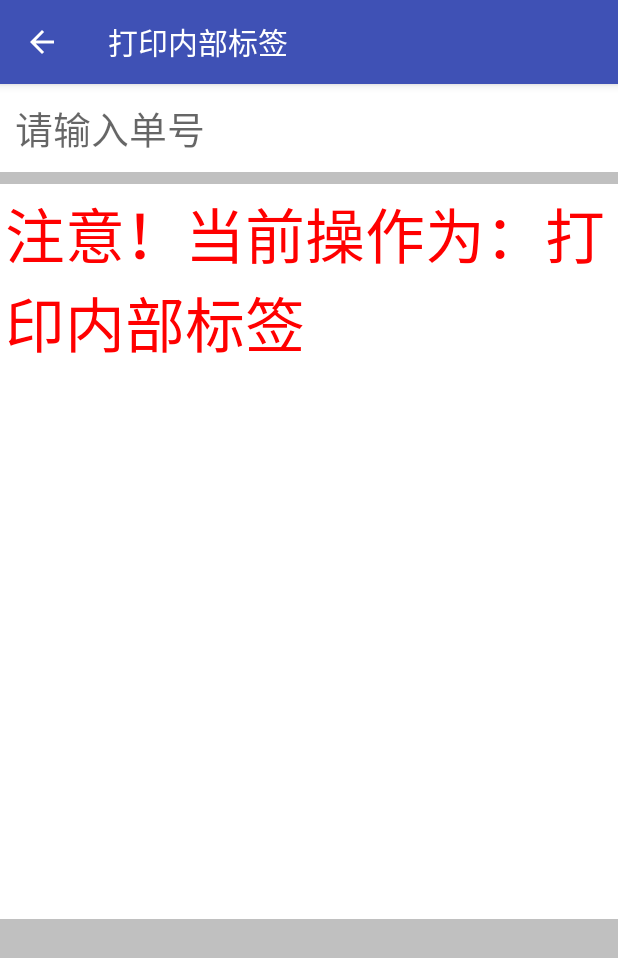
After one commit to JosionZhou/SlanApp, an Android app: the PrintInnerLabelActivity screen opened directly, with no data from a screen before it, on a phone screen of 412 x 824 dp. The commit adds this screen. Shown: the top 958 px of the screen. Run offline under Robolectric (Android 15) with nearby library versions, the phone set to English and light mode, and no system bars; libraries missing offline, so code that uses them is left out: com.afollestad.materialdialogs, rx.android.schedulers, rx.functions, rx.schedulers.

Commit message:
1、添加打印内部标签功能

```diff
--- a/app/src/main/AndroidManifest.xml
+++ b/app/src/main/AndroidManifest.xml
@@ -81,6 +81,9 @@
         <activity
             android:name=".PackagingOptimizationActivity"
             android:label="@string/text_slan_packaging_optimization" />
+        <activity
+            android:name=".PrintInnerLabelActivity"
+            android:label="@string/text_slan_print_inner_label" />
         <provider
             android:name="android.support.v4.content.FileProvider"
             android:authorities="com.sl56.lis.androidapp.fileprovider"
--- /dev/null
+++ b/app/src/main/java/com/sl56/lis/androidapp/PrintInnerLabelActivity.java
@@ -0,0 +1,157 @@
+package com.sl56.lis.androidapp;
+
+import android.app.AlertDialog;
+import android.content.DialogInterface;
+import android.os.Bundle;
+import android.support.v4.content.ContextCompat;
+import android.support.v7.app.AppCompatActivity;
+import android.view.KeyEvent;
+import android.view.MenuItem;
+import android.view.View;
+import android.view.ViewConfiguration;
+import android.widget.EditText;
+import android.widget.TextView;
+
+import com.afollestad.materialdialogs.MaterialDialog;
+
+import org.json.JSONException;
+import org.json.JSONObject;
+
+import java.lang.reflect.Field;
+
+import okhttp3.OkHttpClient;
+import rx.Observable;
+import rx.Subscriber;
+import rx.android.schedulers.AndroidSchedulers;
+import rx.functions.Action1;
+import rx.schedulers.Schedulers;
+
+
+public class PrintInnerLabelActivity extends AppCompatActivity {
+
+    private EditText etRgdNumber;
+    private TextView tvClearanceInfo;
+    private MaterialDialog pDialog;
+    public final OkHttpClient client = new OkHttpClient();
+    @Override
+    protected void onCreate(Bundle savedInstanceState) {
+        super.onCreate(savedInstanceState);
+        setContentView(R.layout.activity_print_inner_label);
+        tvClearanceInfo = (TextView)findViewById(R.id.tv_clearanceinfo);
+        etRgdNumber = (EditText)findViewById(R.id.et_rgdNumber);
+        etRgdNumber.setOnKeyListener(new View.OnKeyListener() {
+            @Override
+            public boolean onKey(View view, int i, KeyEvent keyEvent) {
+                if (keyEvent.getKeyCode() == KeyEvent.KEYCODE_ENTER && keyEvent.getAction() == KeyEvent.ACTION_UP) {
+                    ScanRgd();
+                    return true;
+                }
+                return false;
+            }
+        });
+
+        android.support.v7.app.ActionBar actionBar = getSupportActionBar();
+        // 是否显示应用程序图标，默认为true
+        actionBar.setDisplayHomeAsUpEnabled(true);
+        // 是否显示应用程序标题，默认为true
+        actionBar.setDisplayShowTitleEnabled(true);
+        forceShowOverflowMenu();
+    }
+
+    @Override
+    public boolean onOptionsItemSelected(MenuItem item) {
+        switch (item.getItemId()) {
+            case android.R.id.home:
+                finish();
+                break;
+        }
+        return super.onOptionsItemSelected(item);
+    }
+
+    /**
+     * 收货扫描
+     */
+    private void ScanRgd(){
+        final String number = etRgdNumber.getText().toString();
+        if(number.isEmpty()){
+            showAlertMessage("提示","单号不能为空");
+            return;
+        }
+        pDialog = new MaterialDialog.Builder(this)
+                .content("数据同步中...")
+                .cancelable(false)
+                .progress(true,0)
+                .show();
+        Observable.create(new Observable.OnSubscribe<JSONObject>() {
+                    @Override
+                    public void call(Subscriber<? super JSONObject> subscriber) {
+                        JSONObject params = new JSONObject();
+                        try {
+                            params.put("referenceNumber",number);
+                            params.put("header",Global.getHeader());
+                        } catch (JSONException e) {
+                            e.printStackTrace();
+                        }
+                        subscriber.onNext(HttpHelper.getJSONObjectFromUrl("PrintInnerLabel",params));
+                    }
+                })
+                .subscribeOn(Schedulers.io())
+                .observeOn(AndroidSchedulers.mainThread())
+                .subscribe(new Action1<JSONObject>() {
+                    @Override
+                    public void call(JSONObject jsonObject) {
+                        pDialog.dismiss();
+                        if(jsonObject!=null&&!jsonObject.toString().trim().isEmpty()){
+                            try {
+                                if (jsonObject.toString().contains("Error")) {
+                                    String errorMsg = jsonObject.getString("Error");
+                                    showAlertMessage("网络访问异常",errorMsg);
+                                } else {
+                                    Boolean isSuccess = jsonObject.getBoolean("Success");
+                                    String message = jsonObject.getString("Message");
+                                    if (!isSuccess) {
+                                        showAlertMessage("操作失败",message);
+                                    }
+                                }
+                            }catch (Exception e){
+                                showAlertMessage("系统异常",e.getMessage());
+                            }
+                        }
+                        etRgdNumber.selectAll();
+                    }
+                });
+    }
+    private void forceShowOverflowMenu() {
+        try {
+            ViewConfiguration config = ViewConfiguration.get(this);
+            Field menuKeyField = ViewConfiguration.class
+                    .getDeclaredField("sHasPermanentMenuKey");
+            if (menuKeyField != null) {
+                menuKeyField.setAccessible(true);
+                menuKeyField.setBoolean(config, false);
+            }
+        } catch (Exception e) {
+            e.printStackTrace();
+        }
+    }
+
+    private void showAlertMessage(final String title, final String message){
+        runOnUiThread(new Runnable() {
+            @Override
+            public void run() {
+                new AlertDialog.Builder(PrintInnerLabelActivity.this)
+                        .setTitle(title)
+                        .setMessage(message)
+                        .setCancelable(false)
+                        .setPositiveButton("确定", new DialogInterface.OnClickListener() {
+                            @Override
+                            public void onClick(DialogInterface dialogInterface, int i) {
+                                etRgdNumber.setText("");
+                            }
+                        })
+                        .show();
+                VibratorHelper.shock(PrintInnerLabelActivity.this);
+            }
+        });
+    }
+}
--- /dev/null
+++ b/app/src/main/res/layout/activity_print_inner_label.xml
@@ -0,0 +1,38 @@
+<?xml version="1.0" encoding="utf-8"?>
+<android.support.constraint.ConstraintLayout xmlns:android="http://schemas.android.com/apk/res/android"
+    xmlns:app="http://schemas.android.com/apk/res-auto"
+    xmlns:tools="http://schemas.android.com/tools"
+    android:layout_width="match_parent"
+    android:layout_height="match_parent"
+    android:background="@color/silver"
+    tools:context="com.sl56.lis.androidapp.ClearanceActivity">
+
+    <EditText
+        android:id="@+id/et_rgdNumber"
+        android:layout_width="0dp"
+        android:layout_height="wrap_content"
+        android:background="@color/white"
+        android:hint="请输入单号"
+        android:textSize="25dip"
+        android:singleLine="true"
+        android:padding="10dp"
+        app:layout_constraintLeft_toLeftOf="parent"
+        app:layout_constraintRight_toRightOf="parent"
+        app:layout_constraintTop_toTopOf="parent"
+        app:layout_constraintHorizontal_bias="0.0" />
+
+    <TextView
+        android:id="@+id/tv_clearanceinfo"
+        android:layout_width="0dp"
+        android:layout_height="490dp"
+        android:layout_marginTop="8dp"
+        android:background="@color/white"
+        android:padding="3dp"
+        android:text="注意！当前操作为：打印内部标签"
+        android:textColor="@color/red"
+        android:textSize="40dip"
+        app:layout_constraintHorizontal_bias="0.0"
+        app:layout_constraintLeft_toLeftOf="parent"
+        app:layout_constraintRight_toRightOf="parent"
+        app:layout_constraintTop_toBottomOf="@+id/et_rgdNumber" />
+</android.support.constraint.ConstraintLayout>
--- a/app/src/main/res/values/strings.xml
+++ b/app/src/main/res/values/strings.xml
@@ -18,6 +18,7 @@
     <string name="text_slan_action_archivescan">扫描底单</string>
     <string name="text_slan_scan_rgd">收货扫描</string>
     <string name="text_slan_packaging_optimization">包装优化</string>
+    <string name="text_slan_print_inner_label">打印内部标签</string>
     <string name="text_slan_action_remove_pallet">拆板</string>
     <string name="text_slan_activity_hscode">海关编码</string>
     <string name="text_add_hscode">添加海关编码</string>
```
Also changed, not shown: app/src/main/java/com/sl56/lis/androidapp/MainActivity.java (+8 -0 lines), app/src/main/res/layout/activity_main.xml (+8 -2 lines).
